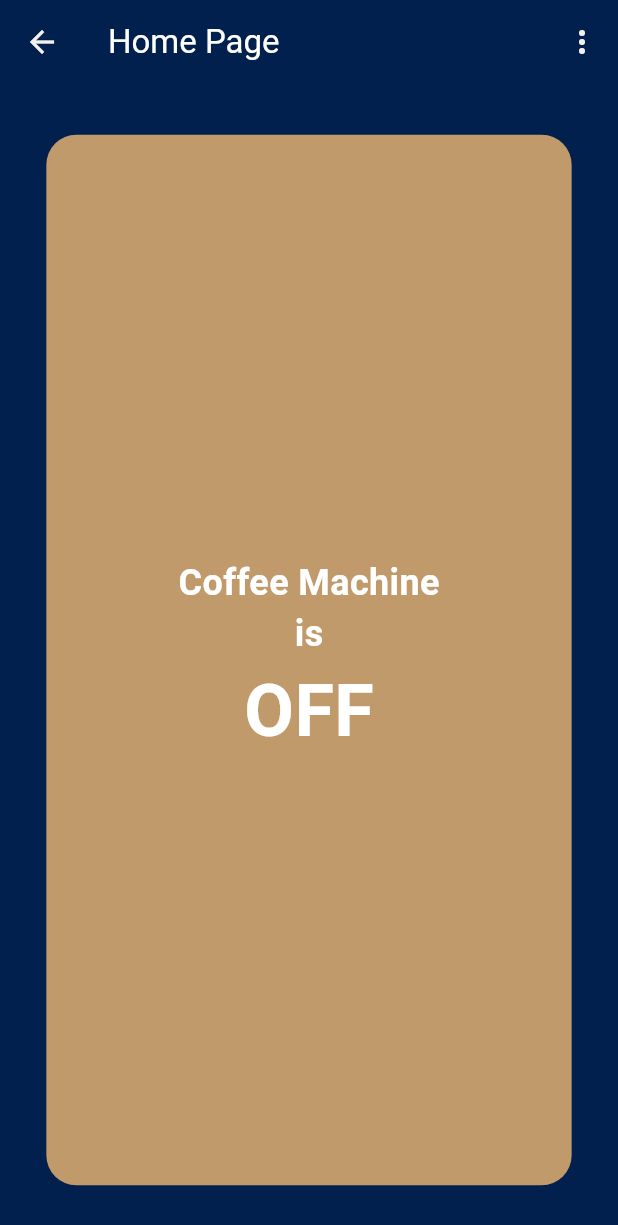
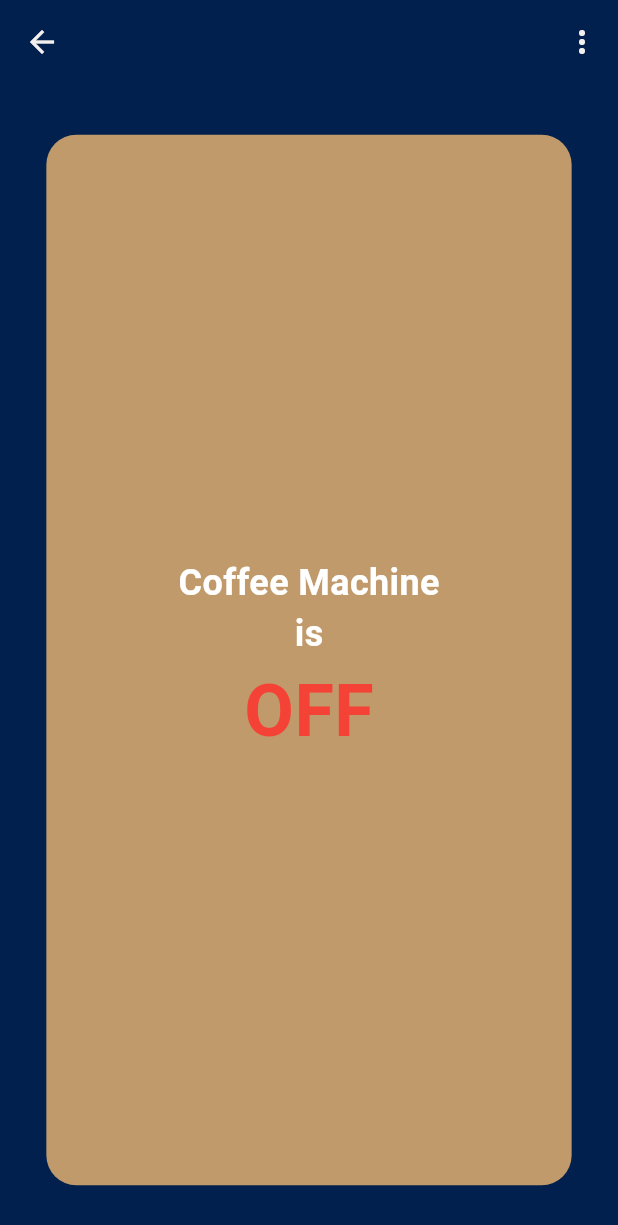
Before and after one commit to zaynabmourtada/onSync, a Flutter app: the CoffeeMachineScreen screen opened directly with empty values, on a phone screen of 412 x 824 dp. Shown: the top 1225 px of the screen. Run offline on Flutter 3.47's test engine with Material 3 defaults, Android fonts, the phone set to English and light mode, and no system bars; our stand-ins replace logger, shared_preferences; accounts and stored records are empty; network calls fail.

Commit message:
implemented final touches on coffee machine screen, took out home page text, changed status color, added brewing command api call

```diff
--- a/onsync_frontend/lib/CoffeeMachineScreen.dart
+++ b/onsync_frontend/lib/CoffeeMachineScreen.dart
@@ -99,7 +99,6 @@ class ScheduleInterface extends State<CoffeeMachineScreen>
     return Scaffold(
       backgroundColor: const Color(0xFF01204E),
       appBar: AppBar(
-        title: const Text('Home Page', style: TextStyle(color: Colors.white)),
         backgroundColor: const Color(0xFF01204E),
         leading: IconButton(
           icon: const Icon(Icons.arrow_back, color: Color.fromARGB(255, 243, 240, 237)),
@@ -166,8 +165,8 @@ class ScheduleInterface extends State<CoffeeMachineScreen>
                 ),
                 Text(
                   _status,
-                  style: const TextStyle(
-                    color: Colors.white,
+                  style: TextStyle(
+                    color: _status == 'ON' ? Color.fromARGB(255, 15, 100, 17) : _status == 'OFF' ? Colors.red : Colors.white,
                     fontSize: 48,
                     fontWeight: FontWeight.bold,
                   ),
```
Also changed, not shown: 1 other file.
